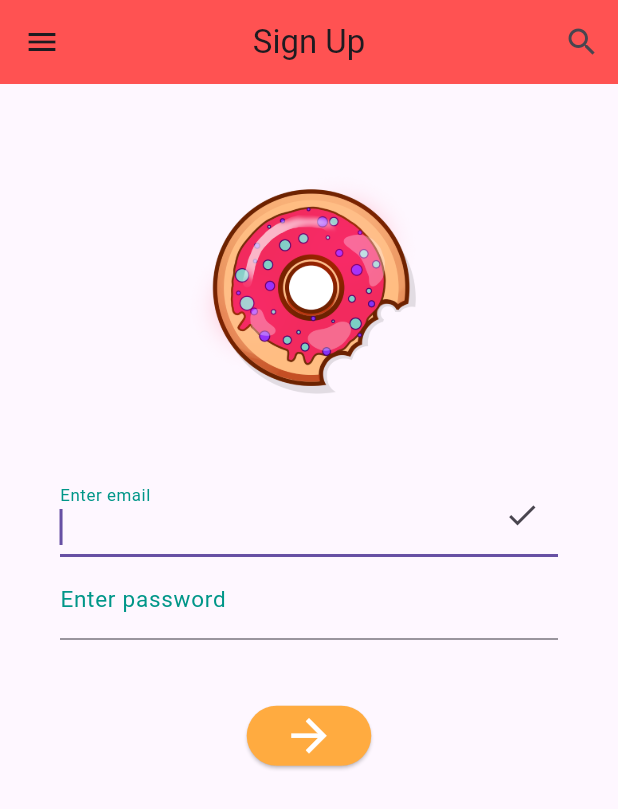
After one commit to YunTaeHyeon/summerProject, a Flutter app: the screen it shows after launch, after a tap on "Sign up", on a phone screen of 412 x 824 dp. The commit adds this screen. Shown: the top 809 px of the screen. Run offline on Flutter 3.47's test engine with Material 3 defaults, Android fonts, the phone set to English and light mode, and no system bars; network calls fail.

Commit message:
feat: 이메일 중복체크 추가한 회원가입

```diff
--- /dev/null
+++ b/lib/screen/signup_screen.dart
@@ -0,0 +1,153 @@
+import 'package:flutter/material.dart';
+import 'package:http/http.dart' as http;
+import 'dart:convert';
+import 'login_screen.dart';
+import '../widget/email_input.dart';
+
+class SignUp extends StatefulWidget {
+  @override
+  State<SignUp> createState() => _SignUpState();
+}
+
+class _SignUpState extends State<SignUp> {
+  TextEditingController controller = TextEditingController();
+  TextEditingController controller2 = TextEditingController();
+  bool isEmailChecked = true;
+
+  Future<void> signUp(BuildContext context) async {
+    if(!isEmailChecked) {
+      showSnackBar(context, 'Please check your email.');
+      return;
+    }
+
+    final String email = controller.text;
+    final String password = controller2.text;
+
+    final response = await http.post(
+      Uri.parse('http://localhost:8080/signup'),
+      headers: <String, String>{
+        'Content-Type': 'application/json; charset=UTF-8',
+      },
+      body: jsonEncode(<String, String>{
+        'email': email,
+        'password': password,
+      }),
+    );
+
+    if (response.statusCode == 200) {
+      Navigator.push(
+        context,
+        MaterialPageRoute(
+          builder: (BuildContext context) => LogIn(),
+        ),
+      );
+    } else {
+      String errorMessage ='Check your email and password and try again.';
+      showSnackBar(context, errorMessage);
+    }
+  }
+
+  @override
+  Widget build(BuildContext context) {
+    return Scaffold(
+      appBar: AppBar(
+        title: Text('Sign Up'),
+        elevation: 0.0,
+        backgroundColor: Colors.redAccent,
+        centerTitle: true,
+        leading: IconButton(icon: Icon(Icons.menu), onPressed: () {}),
+        actions: <Widget>[
+          IconButton(icon: Icon(Icons.search), onPressed: () {})
+        ],
+      ),
+      // email, password 입력하는 부분을 제외한 화면을 탭하면, 키보드 사라지게 GestureDetector 사용
+      body: GestureDetector(
+        onTap: () {
+          FocusScope.of(context).unfocus();
+        },
+        child: SingleChildScrollView(
+          child: Column(
+            children: [
+              Padding(padding: EdgeInsets.only(top: 50)),
+              Center(
+                child: Image(
+                  image: AssetImage('images/donut.png'),
+                  width: 170.0,
+                ),
+              ),
+              Form(
+                child: Theme(
+                  data: ThemeData(
+                    primaryColor: Colors.grey,
+                    inputDecorationTheme: InputDecorationTheme(
+                      labelStyle: TextStyle(color: Colors.teal, fontSize: 15.0),
+                    ),
+                  ),
+                  child: Container(
+                    padding: EdgeInsets.all(40.0),
+                    child: Builder(builder: (context) {
+                      return Column(
+                        children: [
+                          EmailInput(
+                            controller: controller,
+                            onEmailChecked: (bool value) {
+                              setState(() {
+                                isEmailChecked = value;
+                              });
+                            },
+                          ),
+                          /* 이메일 중복 체크 기능 추가
+                          TextField(
+                            controller: controller,
+                            autofocus: true,
+                            decoration: InputDecoration(labelText: 'Enter email'),
+                            keyboardType: TextInputType.emailAddress,
+                          ),
+                           */
+                          TextField(
+                            controller: controller2,
+                            decoration: InputDecoration(labelText: 'Enter password'),
+                            keyboardType: TextInputType.text,
+                            obscureText: true, // 비밀번호 안보이도록 하는 것
+                          ),
+                          SizedBox(
+                            height: 40.0,
+                          ),
+                          ButtonTheme(
+                            minWidth: 100.0,
+                            height: 50.0,
+                            child: ElevatedButton(
+                              onPressed: () => signUp(context),
+                              child: Icon(
+                                Icons.arrow_forward,
+                                color: Colors.white,
+                                size: 35.0,
+                              ),
+                              style: ElevatedButton.styleFrom(
+                                backgroundColor: Colors.orangeAccent,
+                              ),
+                            ),
+                          )
+                        ],
+                      );
+                    }),
+                  ),
+                ),
+              ),
+            ],
+          ),
+        ),
+      ),
+    );
+  }
+}
+
+void showSnackBar(BuildContext context, String errorMessage) {
+  final snackBar = SnackBar(
+    content: Text(errorMessage), // errorMessage를 Text 위젯으로 변환
+    backgroundColor: Color.fromARGB(255, 112, 48, 48),
+  );
+  // Find the ScaffoldMessenger in the widget tree
+  // and use it to show a SnackBar.
+  ScaffoldMessenger.of(context).showSnackBar(snackBar);
+}
--- a/lib/screen/welcome_page.dart
+++ b/lib/screen/welcome_page.dart
@@ -1,5 +1,6 @@
 import 'package:flutter/material.dart';
 import '../screen/login_screen.dart';
+import 'signUp_screen.dart';
 
 class WelcomePage extends StatelessWidget {
   const WelcomePage({Key? key}) : super(key: key);
@@ -59,6 +60,27 @@ class WelcomePage extends StatelessWidget {
                 ),
                 child: const Text('Log in'),
               ),
+              const SizedBox(height: 20.0),
+              ElevatedButton(
+                onPressed: () {
+                  Navigator.push(
+                    context,
+                    MaterialPageRoute(
+                      builder: (BuildContext context) => SignUp(),
+                    ),
+                  );
+                },
+                style: ElevatedButton.styleFrom(
+                  backgroundColor: Colors.redAccent,
+                  foregroundColor: Colors.white,
+                  minimumSize: Size(200, 50),
+                  textStyle: TextStyle(
+                    fontSize: 20,
+                    fontWeight: FontWeight.bold,
+                  ),
+                ),
+                child: const Text('Sign up'),
+              ),
             ],
           )
         )
--- /dev/null
+++ b/lib/widget/email_input.dart
@@ -0,0 +1,74 @@
+import 'package:flutter/material.dart';
+import 'package:http/http.dart' as http;
+import 'dart:convert';
+
+class EmailInput extends StatefulWidget {
+  final TextEditingController controller;
+  final Function(bool) onEmailChecked;
+
+  EmailInput({required this.controller, required this.onEmailChecked});
+
+  @override
+  _EmailInputState createState() => _EmailInputState();
+}
+
+class _EmailInputState extends State<EmailInput> {
+  Future<void> checkEmailDuplicate(BuildContext context) async {
+    final String email = widget.controller.text;
+
+    try {
+      final response = await http.post(
+        Uri.parse('http://localhost:8080/check_email'),
+        headers: <String, String>{
+          'Content-Type': 'application/json; charset=UTF-8',
+        },
+        body: jsonEncode(<String, String>{
+          'email': email,
+        }),
+      );
+
+      if (response.statusCode == 200) {
+        widget.onEmailChecked(true);
+        showCompleteSnackBar(context, 'Email is available.');
+      } else {
+        widget.onEmailChecked(false);
+        showSnackBar(context, 'Email is already in use.');
+      }
+    }
+    catch (e) {
+      showSnackBar(context, 'Server error occurred. Please try again later.');
+    }
+  }
+
+  @override
+  Widget build(BuildContext context) {
+    return TextField(
+      controller: widget.controller,
+      autofocus: true,
+      decoration: InputDecoration(
+        labelText: 'Enter email',
+        suffixIcon: IconButton(
+          icon: Icon(Icons.check),
+          onPressed: () => checkEmailDuplicate(context),
+        ),
+      ),
+      keyboardType: TextInputType.emailAddress,
+    );
+  }
+}
+
+void showSnackBar(BuildContext context, String errorMessage) {
+  final snackBar = SnackBar(
+    content: Text(errorMessage),
+    backgroundColor: Color.fromARGB(255, 112, 48, 48),
+  );
+  ScaffoldMessenger.of(context).showSnackBar(snackBar);
+}
+
+void showCompleteSnackBar(BuildContext context, String errorMessage) {
+  final snackBar = SnackBar(
+    content: Text(errorMessage),
+    backgroundColor: Colors.green,
+  );
+  ScaffoldMessenger.of(context).showSnackBar(snackBar);
+}
```
